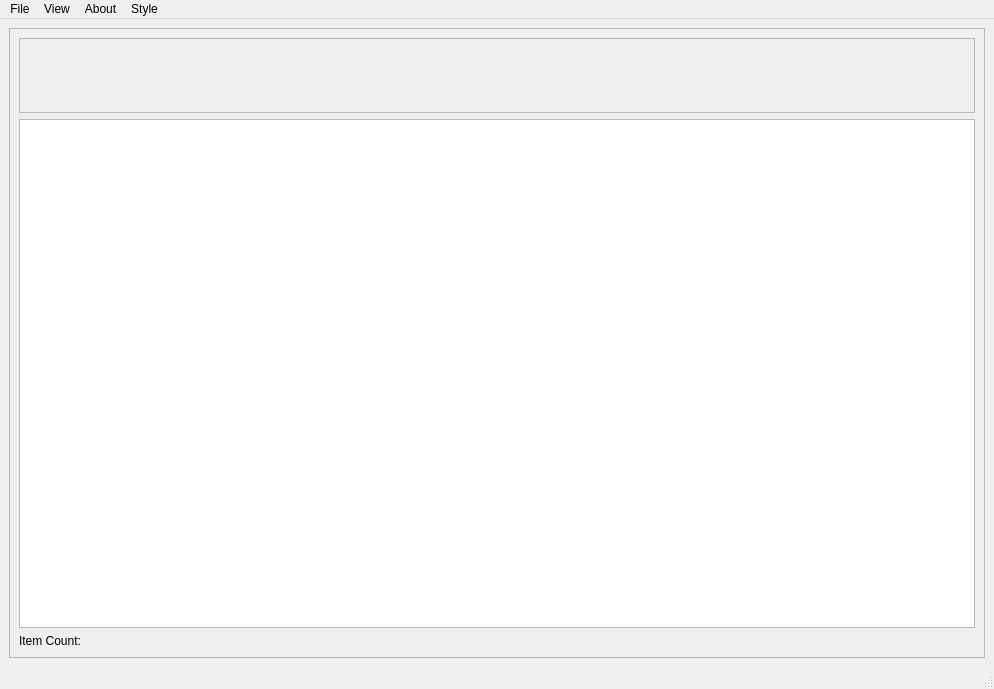
Old version of the form assets/ui_files/main.ui in the repository compix/MetadataManager.
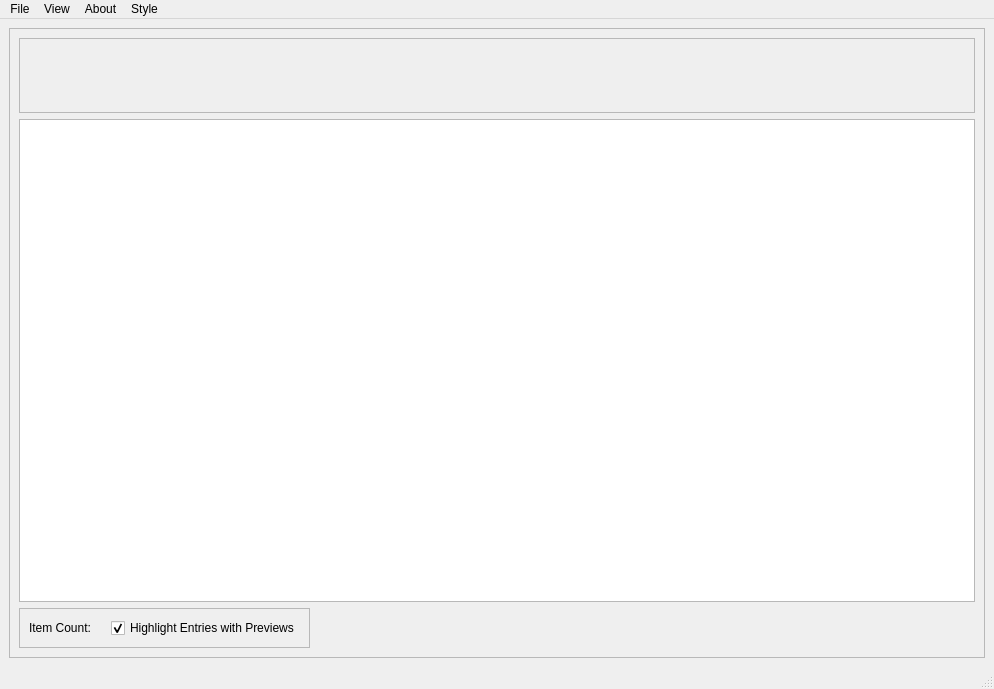
New version of the form. Icons and pictures are not drawn.

Commit message: Added fallback preview image if preview is missing, option to highlight table rows with previews

What changed in the file:
```diff
--- a/assets/ui_files/main.ui
+++ b/assets/ui_files/main.ui
@@ -67,11 +67,36 @@
          </property>
         </widget>
        </item>
+       <item alignment="Qt::AlignLeft">
+        <widget class="QFrame" name="frame">
+         <property name="frameShape">
+          <enum>QFrame::StyledPanel</enum>
+         </property>
+         <property name="frameShadow">
+          <enum>QFrame::Raised</enum>
+         </property>
+         <layout class="QHBoxLayout" name="horizontalLayout">
+          <property name="spacing">
+           <number>20</number>
+          </property>
        <item>
         <widget class="QLabel" name="itemCountLabel">
          <property name="text">
           <string>Item Count:</string>
          </property>
+           </widget>
+          </item>
+          <item>
+           <widget class="QCheckBox" name="highlightDocumentsWithPreviewCheckBox">
+            <property name="text">
+             <string>Highlight Entries with Previews</string>
+            </property>
+            <property name="checked">
+             <bool>true</bool>
+            </property>
+           </widget>
+          </item>
+         </layout>
         </widget>
        </item>
       </layout>
```
Lines whose indentation alone changed are shown as unchanged. The commit also changes 6 other files.
